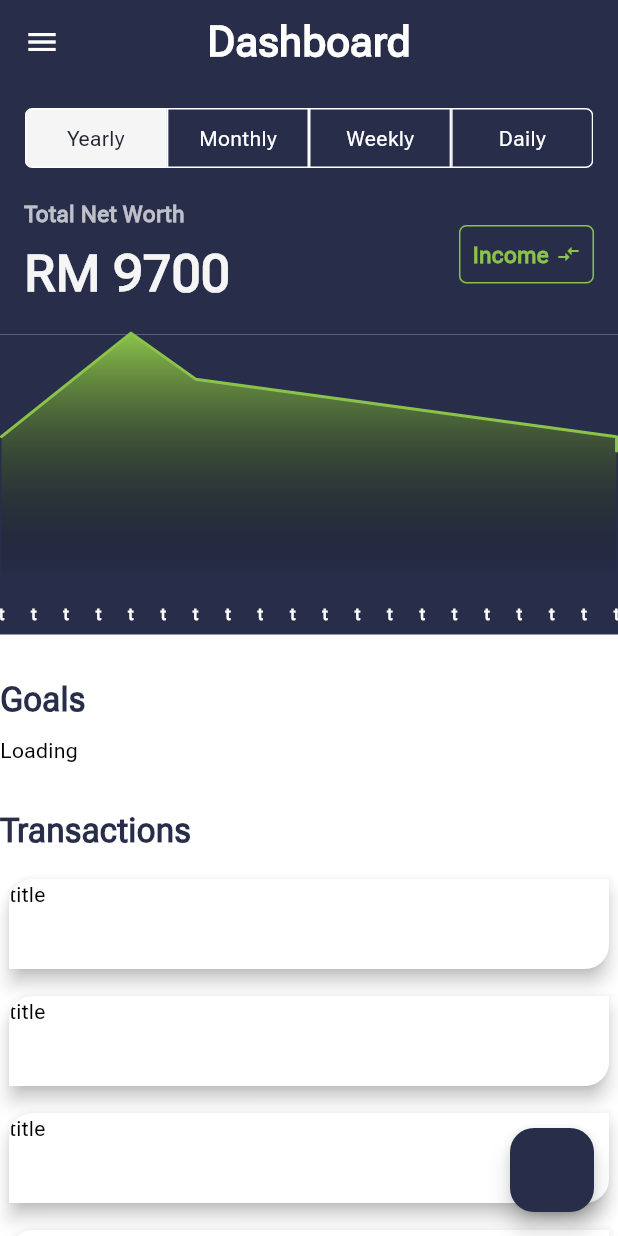
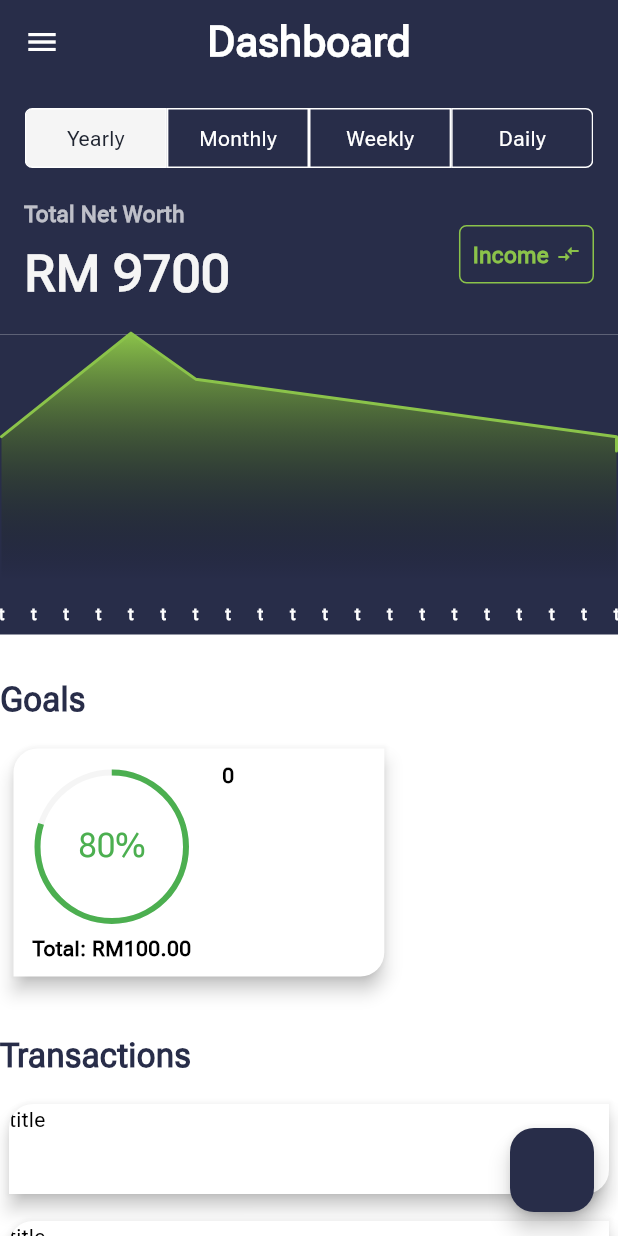
Before and after one commit to AnwarBujangHuat/budgetapp, a Flutter app: the screen it shows after launch, after a tap on "Expenses", on a phone screen of 412 x 824 dp. Run offline on Flutter 3.47's test engine with Material 3 defaults, Android fonts, the phone set to English and light mode, and no system bars; drawn by our look-alikes of fl_chart; our stand-ins replace connectivity_plus, dartz, dio, freezed_annotation, hooks_riverpod, riverpod_annotation; generated files the repository leaves out were written again.

Commit message:
refactor: :fire: remove custom State

```diff
--- a/l10n.yaml
+++ b/l10n.yaml
@@ -1,3 +1,3 @@
-arb-dir: lib/src/localization
+arb-dir: lib/localization
 template-arb-file: app_en.arb
 output-localization-file: app_localizations.dart
--- a/lib/common/transaction/state/transaction_state.dart
+++ /dev/null
@@ -1,14 +0,0 @@
-import 'package:freezed_annotation/freezed_annotation.dart';
-
-import '../../../domain/http/app_exception.dart';
-
-part 'transaction_state.freezed.dart';
-
-@freezed
-class TransactionsState with _$TransactionsState {
-  const factory TransactionsState.loading() = Loading;
-
-  const factory TransactionsState.loaded(List<String> dataList) = Loaded;
-
-  const factory TransactionsState.error(AppException appException) = Error;
-}
--- a/lib/common/transaction/viewmodel/transaction_viewmodel.dart
+++ b/lib/common/transaction/viewmodel/transaction_viewmodel.dart
@@ -1,4 +1,3 @@
-import 'package:budgetapp/common/transaction/state/transaction_state.dart';
 import 'package:budgetapp/domain/repository/budget_repository.dart';
 import 'package:riverpod_annotation/riverpod_annotation.dart';
 part 'transaction_viewmodel.g.dart';
@@ -6,17 +5,19 @@ part 'transaction_viewmodel.g.dart';
 @riverpod
 class TransactionViewmodel extends _$TransactionViewmodel {
   @override
-  TransactionsState build() {
-    return const TransactionsState.loading();
+  Future<List<String>> build() async {
+    return [];
   }
 
   Future<void> getAllExpanses() async {
-    state = const TransactionsState.loading();
-    state = await ref.read(expansesRepositoryProvider).getAllExpanses();
+    state = const AsyncLoading();
+    final result = await ref.read(expansesRepositoryProvider).getAllExpanses();
+    state = result.fold((error) => AsyncError(error, StackTrace.current),
+        (transcationList) => AsyncData(transcationList));
   }
 
   Future<void> insertNewdata() async {
-    state = const TransactionsState.loading();
+    state = const AsyncLoading();
 
     List<String> response =
         await ref.read(expansesRepositoryProvider).addElement(data: 'Ikhsan');
--- a/lib/presentation/dashboard/view/dashboard_view.dart
+++ b/lib/presentation/dashboard/view/dashboard_view.dart
@@ -220,7 +220,7 @@ class MyGoals extends ConsumerWidget {
           loading: () {
             return const Text('Loading');
           },
-          loaded: (dataList) {
+          data: (dataList) {
             return SizedBox(
               height: 170,
               child: ListView.separated(
@@ -238,7 +238,7 @@ class MyGoals extends ConsumerWidget {
               ),
             );
           },
-          error: (appException) {
+          error: (error, stack) {
             return SizedBox(
               height: 150,
               child: ListView.separated(
--- a/pubspec.yaml
+++ b/pubspec.yaml
@@ -12,6 +12,7 @@ environment:
 dependencies:
   build_runner: ^2.4.6
   connectivity_plus: ^5.0.1
+  dartz: ^0.10.1
   derry: ^1.5.0
   dio: ^5.4.0
   fl_chart: ^0.63.0
```
Also changed, not shown: lib/domain/repository/budget_repository.dart (+4 -3 lines), lib/common/transaction/state/transaction_state.freezed.dart (deleted), lib/common/transaction/viewmodel/transaction_viewmodel.g.dart, pubspec.lock.
